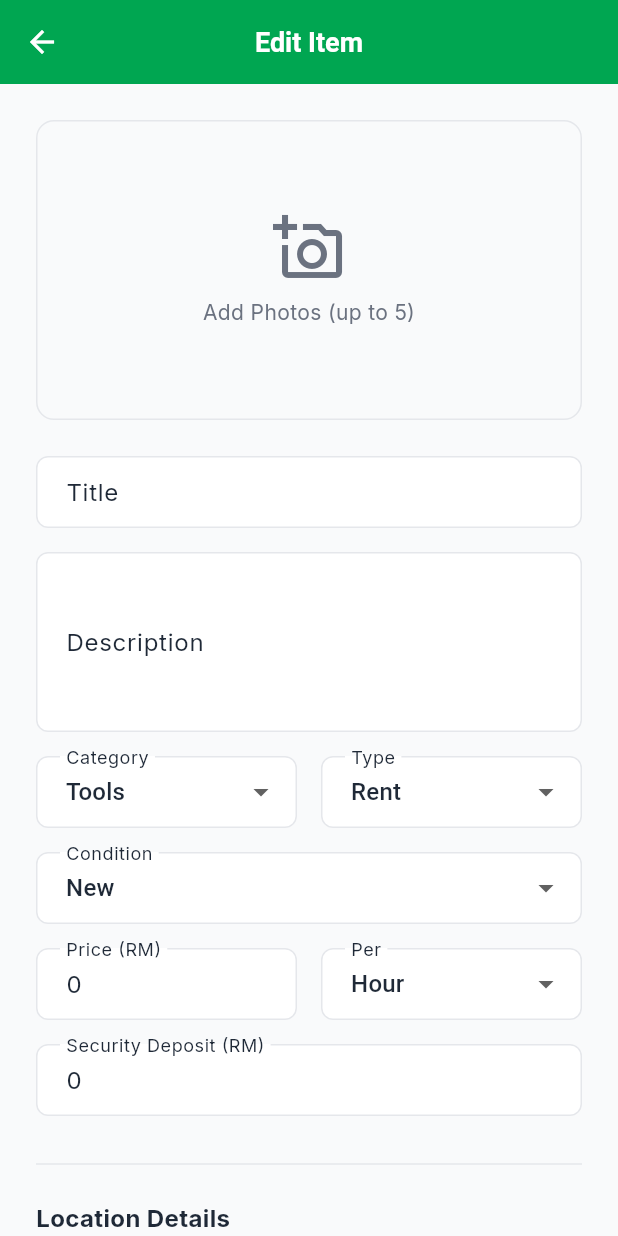
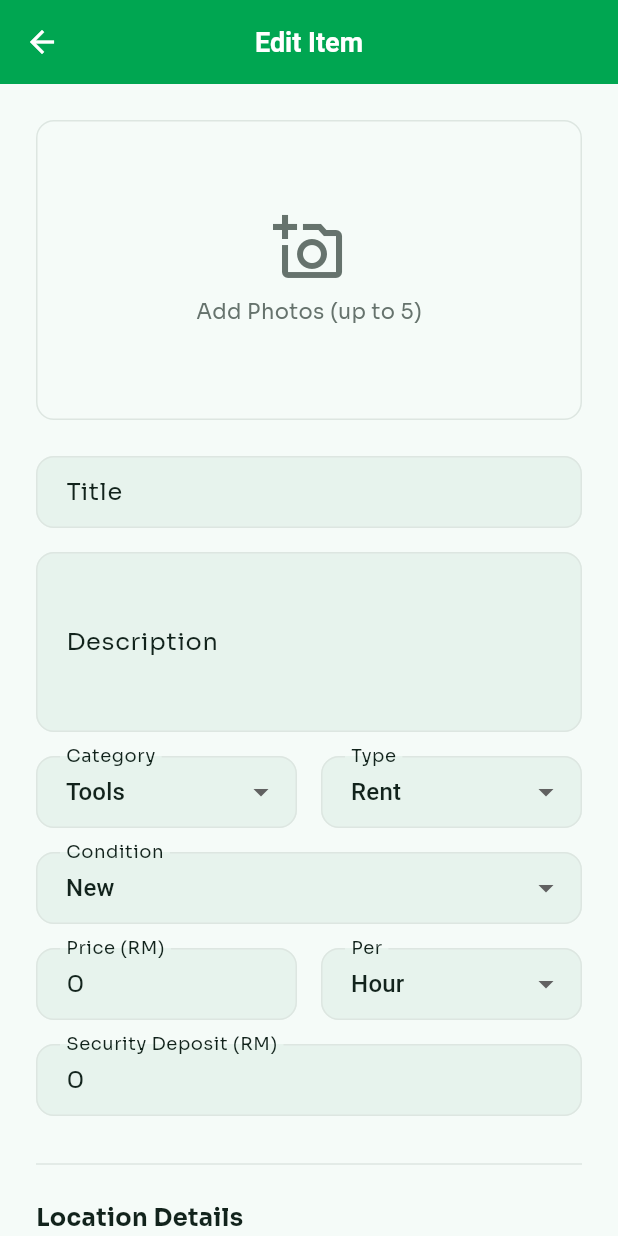
Before and after one commit to alfannm/JiranLinkApp, a Flutter app: the ItemDetailScreen screen opened directly with empty values, after a tap on the "favorite outline" icon, after a tap on "Edit Listing", on a phone screen of 412 x 824 dp. Run offline on Flutter 3.47's test engine with Material 3 defaults, Android fonts, the phone set to English and light mode, and no system bars; our stand-ins replace cached_network_image, carousel_slider, cloud_firestore, firebase_auth, firebase_core, firebase_storage and 7 more; accounts and stored records are empty; network calls fail.

Commit message:
Refactor theme and UI to use AppTheme colors
Replaces hardcoded color values across screens and widgets with AppTheme constants for improved consistency and maintainability. Updates gradients, backgrounds, borders, and shadows to use the new palette. Enhances the AppTheme with additional color definitions, gradients, and component themes for a more cohesive look and feel.

```diff
--- a/lib/screens/home/home_screen.dart
+++ b/lib/screens/home/home_screen.dart
@@ -92,14 +92,18 @@ class _HomeScreenState extends State<HomeScreen>
     final featuredItems = itemsProvider.getFeaturedItems(6);
 
     return Scaffold(
-      backgroundColor: Colors.white,
+      backgroundColor: AppTheme.background,
       body: CustomScrollView(
         slivers: [
           // Custom Green Header
           SliverToBoxAdapter(
             child: Container(
-              color: AppTheme.primary, // Primary Green
               padding: const EdgeInsets.fromLTRB(24, 60, 24, 24),
+              decoration: const BoxDecoration(
+                gradient: AppTheme.primaryGradient,
+                borderRadius: BorderRadius.vertical(bottom: Radius.circular(28)),
+              ),
+              clipBehavior: Clip.hardEdge,
               child: Column(
                 crossAxisAlignment: CrossAxisAlignment.start,
                 children: [
@@ -199,16 +203,26 @@ class _HomeScreenState extends State<HomeScreen>
                   // Search Bar
                   Container(
                     decoration: BoxDecoration(
-                      color: Colors.white,
-                      borderRadius: BorderRadius.circular(8),
+                      color: AppTheme.cardBackground,
+                      borderRadius: BorderRadius.circular(12),
+                      border: Border.all(color: AppTheme.border),
+                      boxShadow: const [
+                        BoxShadow(
+                          color: AppTheme.shadow,
+                          blurRadius: 12,
+                          offset: Offset(0, 4),
+                        ),
+                      ],
                     ),
                     child: TextField(
                       decoration: const InputDecoration(
                         hintText: 'Search for items or services...',
-                        hintStyle:
-                            TextStyle(color: Color(0xFF9CA3AF), fontSize: 14),
+                        hintStyle: TextStyle(
+                          color: AppTheme.mutedForeground,
+                          fontSize: 14,
+                        ),
                         prefixIcon: Icon(Icons.search,
-                            color: Color(0xFF9CA3AF), size: 20),
+                            color: AppTheme.mutedForeground, size: 20),
                         border: InputBorder.none,
                         contentPadding:
                             EdgeInsets.symmetric(horizontal: 16, vertical: 14),
@@ -240,7 +254,7 @@ class _HomeScreenState extends State<HomeScreen>
                     style: TextStyle(
                       fontSize: 16,
                       fontWeight: FontWeight.w600,
-                      color: Color(0xFF1F2937),
+                      color: AppTheme.foreground,
                     ),
                   ),
                   const SizedBox(height: 16),
@@ -286,6 +300,16 @@ class _HomeScreenState extends State<HomeScreen>
                             duration: const Duration(milliseconds: 250),
                             child: Container(
                               alignment: Alignment.centerRight,
+                              child: AnimatedBuilder(
+                                animation: _quickLinksHintController,
+                                builder: (context, child) {
+                                  final offset =
+                                      6 * _quickLinksHintController.value;
+                                  return Transform.translate(
+                                    offset: Offset(offset, 0),
+                                    child: child,
+                                  );
+                                },
                                 child: Container(
                                   margin: const EdgeInsets.only(right: 8),
                                   padding: const EdgeInsets.symmetric(
@@ -303,8 +327,8 @@ class _HomeScreenState extends State<HomeScreen>
                                   ),
                                   child: Row(
                                     mainAxisSize: MainAxisSize.min,
-                                  children: [
-                                    const Text(
+                                    children: const [
+                                      Text(
                                         'Swipe',
                                         style: TextStyle(
                                           fontSize: 11,
@@ -312,24 +336,14 @@ class _HomeScreenState extends State<HomeScreen>
                                           fontWeight: FontWeight.w600,
                                         ),
                                       ),
-                                    const SizedBox(width: 4),
-                                    AnimatedBuilder(
-                                      animation: _quickLinksHintController,
-                                      builder: (context, child) {
-                                        final offset = 4 *
-                                            _quickLinksHintController.value;
-                                        return Transform.translate(
-                                          offset: Offset(offset, 0),
-                                          child: child,
-                                        );
-                                      },
-                                      child: const Icon(
+                                      SizedBox(width: 4),
+                                      Icon(
                                         Icons.chevron_right,
                                         size: 16,
                                         color: Colors.white,
                                       ),
+                                    ],
                                   ),
-                                  ],
                                 ),
                               ),
                             ),
@@ -356,7 +370,7 @@ class _HomeScreenState extends State<HomeScreen>
                       style: TextStyle(
                         fontSize: 16,
                         fontWeight: FontWeight.w600,
-                        color: Color(0xFF1F2937),
+                        color: AppTheme.foreground,
                       ),
                     ),
                     GestureDetector(
@@ -368,7 +382,7 @@ class _HomeScreenState extends State<HomeScreen>
                         style: TextStyle(
                           fontSize: 12,
                           fontWeight: FontWeight.w600,
-                          color: Color(0xFF1F2937),
+                          color: AppTheme.primary,
                         ),
                       ),
                     ),
@@ -422,7 +436,7 @@ class _HomeScreenState extends State<HomeScreen>
                     style: TextStyle(
                       fontSize: 16,
                       fontWeight: FontWeight.w600,
-                      color: Color(0xFF1F2937),
+                      color: AppTheme.foreground,
                     ),
                   ),
                   GestureDetector(
@@ -434,7 +448,7 @@ class _HomeScreenState extends State<HomeScreen>
                       style: TextStyle(
                         fontSize: 12,
                         fontWeight: FontWeight.w600,
-                        color: Color(0xFF1F2937),
+                        color: AppTheme.primary,
                       ),
                     ),
                   ),
@@ -504,16 +518,16 @@ class _HomeScreenState extends State<HomeScreen>
                     style: TextStyle(
                       fontSize: 13,
                       height: 1.5,
-                      color: Color(0xFF374151),
+                      color: AppTheme.mutedForeground,
                     ),
                   ),
                   const SizedBox(height: 16),
-                  Row(
+                  Wrap(
+                    spacing: 12,
+                    runSpacing: 8,
                     children: [
                       _buildTrustBadge('Verified Users'),
-                      const SizedBox(width: 12),
                       _buildTrustBadge('Secure Payments'),
-                      const SizedBox(width: 12),
                       _buildTrustBadge('Local Community'),
                     ],
                   ),
@@ -543,7 +557,7 @@ class _HomeScreenState extends State<HomeScreen>
             width: 56,
             height: 56,
             decoration: const BoxDecoration(
-              color: Color(0xFFF3F4F6),
+              color: AppTheme.muted,
               shape: BoxShape.circle,
             ),
             child: Icon(
@@ -558,7 +572,7 @@ class _HomeScreenState extends State<HomeScreen>
             style: const TextStyle(
               fontSize: 12,
               fontWeight: FontWeight.w500,
-              color: Color(0xFF4B5563),
+              color: AppTheme.mutedForeground,
             ),
           ),
         ],
--- a/lib/screens/item_details/item_detail_screen.dart
+++ b/lib/screens/item_details/item_detail_screen.dart
@@ -467,7 +467,7 @@ class _ItemDetailScreenState extends State<ItemDetailScreen> {
                     Container(
                       padding: const EdgeInsets.all(16),
                       decoration: BoxDecoration(
-                        color: Colors.white,
+                        color: AppTheme.cardBackground,
                         borderRadius: BorderRadius.circular(12),
                         border: Border.all(color: AppTheme.border),
                       ),
@@ -625,10 +625,10 @@ class _ItemDetailScreenState extends State<ItemDetailScreen> {
       bottomSheet: Container(
         padding: const EdgeInsets.all(24),
         decoration: BoxDecoration(
-          color: Colors.white,
+          color: AppTheme.cardBackground,
           boxShadow: [
             BoxShadow(
-              color: Colors.black.withOpacity(0.05),
+              color: AppTheme.shadow,
               blurRadius: 10,
               offset: const Offset(0, -5),
             ),
--- a/lib/screens/main_navigation.dart
+++ b/lib/screens/main_navigation.dart
@@ -66,9 +66,17 @@ class MainNavigationState extends State<MainNavigation> {
       ),
       bottomNavigationBar: Container(
         decoration: const BoxDecoration(
+          color: AppTheme.cardBackground,
           border: Border(
             top: BorderSide(color: AppTheme.border, width: 1),
           ),
+          boxShadow: [
+            BoxShadow(
+              color: AppTheme.shadow,
+              blurRadius: 16,
+              offset: Offset(0, -6),
+            ),
+          ],
         ),
         child: BottomNavigationBar(
           currentIndex: _currentIndex,
@@ -84,7 +92,7 @@ class MainNavigationState extends State<MainNavigation> {
               });
             }
           },
-          backgroundColor: Colors.white,
+          backgroundColor: Colors.transparent,
           selectedItemColor: AppTheme.primary,
           unselectedItemColor: AppTheme.mutedForeground,
           type: BottomNavigationBarType.fixed,
--- a/lib/screens/profile/profile_screen.dart
+++ b/lib/screens/profile/profile_screen.dart
@@ -60,7 +60,6 @@ class ProfileScreen extends StatelessWidget {
       final needsReceive = booking.status == BookingStatus.pendingPickup;
       return needsPayment || needsReceive;
     });
-
     return Scaffold(
       appBar: AppBar(
         title: const Text('Profile', style: TextStyle(color: Colors.white)),
@@ -84,8 +83,16 @@ class ProfileScreen extends StatelessWidget {
           children: [
             // Profile Header
             Container(
-              padding: const EdgeInsets.fromLTRB(24, 0, 24, 32),
-              color: AppTheme.primary,
+              padding: const EdgeInsets.fromLTRB(24, 20, 24, 32),
+              decoration: const BoxDecoration(
+                gradient: LinearGradient(
+                  begin: Alignment.topCenter,
+                  end: Alignment.bottomCenter,
+                  colors: [AppTheme.primary, AppTheme.primaryDark],
+                ),
+                borderRadius: BorderRadius.vertical(bottom: Radius.circular(28)),
+              ),
+              clipBehavior: Clip.hardEdge,
               child: Column(
                 children: [
                   CircleAvatar(
--- a/lib/theme/app_theme.dart
+++ b/lib/theme/app_theme.dart
@@ -1,23 +1,31 @@
 import 'package:flutter/material.dart';
+import 'package:flutter/services.dart';
 import 'package:google_fonts/google_fonts.dart';
 
 class AppTheme {
   // Clean Green Color Palette
   static const Color primary = Color(0xFF00A651); // Macalister Green
-  static const Color primaryDark = Color(0xFF008C44);
-  static const Color background = Color(0xFFF9FAFB); // Very light grey
+  static const Color primaryDark = Color(0xFF007A3D);
+  static const Color primarySoft = Color(0xFFE6F6EE);
+  static const Color background = Color(0xFFF5FBF8);
   static const Color cardBackground = Color(0xFFFFFFFF);
-  static const Color foreground = Color(0xFF1F2937); // Dark grey text
-  static const Color muted = Color(0xFFF3F4F6);
-  static const Color mutedForeground = Color(0xFF6B7280); // Medium grey
-  static const Color border = Color(0xFFE5E7EB);
-  static const Color destructive = Color(0xFFEF4444);
+  static const Color foreground = Color(0xFF12231C);
+  static const Color muted = Color(0xFFF0F6F2);
+  static const Color mutedForeground = Color(0xFF66736D);
+  static const Color border = Color(0xFFDDE6E1);
+  static const Color destructive = Color(0xFFE5484D);
+  static const Color shadow = Color(0x14000000);
   static const Color primaryForeground = Colors.white;
   static const Color secondary =
-      Color(0xFFE5E7EB); // Light grey for secondary actions
-  static const Color secondaryForeground = Color(0xFF1F2937);
-  static const Color accent =
-      Color(0xFF00A651); // Same as primary for consistency
+      Color(0xFFE7F3ED); // Soft fill for inputs and chips
+  static const Color secondaryForeground = foreground;
+  static const Color accent = Color(0xFF12B76A);
+
+  static const LinearGradient primaryGradient = LinearGradient(
+    colors: [primary, primaryDark],
+    begin: Alignment.topLeft,
+    end: Alignment.bottomRight,
+  );
 
   static ThemeData get lightTheme {
     return ThemeData(
@@ -28,16 +36,25 @@ class AppTheme {
 
       colorScheme: const ColorScheme.light(
         primary: primary,
-        secondary: primary,
+        onPrimary: Colors.white,
+        primaryContainer: primarySoft,
+        onPrimaryContainer: primaryDark,
+        secondary: accent,
+        onSecondary: Colors.white,
+        secondaryContainer: secondary,
+        onSecondaryContainer: foreground,
         surface: cardBackground,
+        surfaceVariant: muted,
+        onSurface: foreground,
+        background: background,
+        onBackground: foreground,
         error: destructive,
-        onPrimary: Colors.white,
-        onSecondary: Colors.white,
-        onSurface: foreground,
+        onError: Colors.white,
+        outline: border,
       ),
 
       // Text Theme
-      textTheme: GoogleFonts.interTextTheme(
+      textTheme: GoogleFonts.soraTextTheme(
         const TextTheme(
           displayLarge: TextStyle(
             fontSize: 32,
@@ -105,9 +122,11 @@ class AppTheme {
       // Card Theme
       cardTheme: CardThemeData(
         color: cardBackground,
-        elevation: 0,
+        elevation: 1,
+        shadowColor: shadow,
+        surfaceTintColor: Colors.transparent,
         shape: RoundedRectangleBorder(
-          borderRadius: BorderRadius.circular(12),
+          borderRadius: BorderRadius.circular(16),
           side: const BorderSide(color: border, width: 1),
         ),
       ),
@@ -119,6 +138,8 @@ class AppTheme {
         elevation: 0,
         scrolledUnderElevation: 0,
         centerTitle: true,
+        systemOverlayStyle: SystemUiOverlayStyle.light,
+        surfaceTintColor: Colors.transparent,
         titleTextStyle: TextStyle(
           fontSize: 18,
           fontWeight: FontWeight.w600,
@@ -131,21 +152,21 @@ class AppTheme {
       // Input Decoration Theme
       inputDecorationTheme: InputDecorationTheme(
         filled: true,
-        fillColor: Colors.white,
+        fillColor: secondary,
         border: OutlineInputBorder(
-          borderRadius: BorderRadius.circular(8),
+          borderRadius: BorderRadius.circular(12),
           borderSide: const BorderSide(color: border),
         ),
         enabledBorder: OutlineInputBorder(
-          borderRadius: BorderRadius.circular(8),
+          borderRadius: BorderRadius.circular(12),
           borderSide: const BorderSide(color: border),
         ),
         focusedBorder: OutlineInputBorder(
-          borderRadius: BorderRadius.circular(8),
+          borderRadius: BorderRadius.circular(12),
           borderSide: const BorderSide(color: primary, width: 1.5),
         ),
         errorBorder: OutlineInputBorder(
-          borderRadius: BorderRadius.circular(8),
+          borderRadius: BorderRadius.circular(12),
           borderSide: const BorderSide(color: destructive),
         ),
         hintStyle: const TextStyle(color: mutedForeground),
@@ -161,12 +182,25 @@ class AppTheme {
           elevation: 0,
           padding: const EdgeInsets.symmetric(horizontal: 24, vertical: 12),
           shape: RoundedRectangleBorder(
-            borderRadius: BorderRadius.circular(8),
+            borderRadius: BorderRadius.circular(12),
           ),
           textStyle: const TextStyle(
             fontSize: 16,
             fontWeight: FontWeight.w600,
           ),
+        ),
+      ),
+
+      // Outlined Button Theme
+      outlinedButtonTheme: OutlinedButtonThemeData(
+        style: OutlinedButton.styleFrom(
+          foregroundColor: primary,
+          side: const BorderSide(color: border),
+          padding: const EdgeInsets.symmetric(horizontal: 20, vertical: 12),
+          shape: RoundedRectangleBorder(
+            borderRadius: BorderRadius.circular(12),
+          ),
+          textStyle: const TextStyle(fontWeight: FontWeight.w600),
         ),
       ),
 
@@ -184,7 +218,7 @@ class AppTheme {
 
       // Bottom Navigation Bar Theme
       bottomNavigationBarTheme: const BottomNavigationBarThemeData(
-        backgroundColor: Colors.white,
+        backgroundColor: cardBackground,
         selectedItemColor: primary,
         unselectedItemColor: mutedForeground,
         type: BottomNavigationBarType.fixed,
@@ -195,7 +229,8 @@ class AppTheme {
 
       // Chip Theme
       chipTheme: ChipThemeData(
-        backgroundColor: Colors.white,
+        backgroundColor: secondary,
+        selectedColor: primarySoft,
         labelStyle: const TextStyle(color: foreground),
         side: const BorderSide(color: border),
         shape: RoundedRectangleBorder(
@@ -209,6 +244,71 @@ class AppTheme {
         color: border,
         thickness: 1,
       ),
+
+      dialogTheme: DialogThemeData(
+        backgroundColor: cardBackground,
+        surfaceTintColor: Colors.transparent,
+        shape: RoundedRectangleBorder(
+          borderRadius: BorderRadius.circular(16),
+        ),
+        titleTextStyle: const TextStyle(
+          fontSize: 18,
+          fontWeight: FontWeight.w600,
+          color: foreground,
+        ),
+        contentTextStyle: const TextStyle(
+          fontSize: 14,
+          height: 1.5,
+          color: mutedForeground,
+        ),
+      ),
+
+      bottomSheetTheme: const BottomSheetThemeData(
+        backgroundColor: cardBackground,
+        surfaceTintColor: Colors.transparent,
+        shape: RoundedRectangleBorder(
+          borderRadius: BorderRadius.vertical(top: Radius.circular(20)),
+        ),
+      ),
+
+      snackBarTheme: SnackBarThemeData(
+        backgroundColor: foreground,
+        contentTextStyle: const TextStyle(color: Colors.white),
+        behavior: SnackBarBehavior.floating,
+        elevation: 0,
+        shape: RoundedRectangleBorder(
+          borderRadius: BorderRadius.circular(12),
+        ),
+      ),
+
+      progressIndicatorTheme: const ProgressIndicatorThemeData(
+        color: primary,
+      ),
+
+      textSelectionTheme: const TextSelectionThemeData(
+        cursorColor: primary,
+        selectionColor: Color(0x3300A651),
+        selectionHandleColor: primary,
+      ),
+
+      listTileTheme: const ListTileThemeData(
+        iconColor: foreground,
+        textColor: foreground,
+      ),
+
+      checkboxTheme: CheckboxThemeData(
+        fillColor: MaterialStatePropertyAll(primary),
+        shape: RoundedRectangleBorder(borderRadius: BorderRadius.circular(4)),
+      ),
+
+      radioTheme: const RadioThemeData(
+        fillColor: MaterialStatePropertyAll(primary),
+      ),
+
+      switchTheme: const SwitchThemeData(
+        thumbColor: MaterialStatePropertyAll(primary),
+        trackColor: MaterialStatePropertyAll(Color(0x3300A651)),
+      ),
     );
   }
 }
--- a/lib/widgets/item_card.dart
+++ b/lib/widgets/item_card.dart
@@ -23,15 +23,15 @@ class ItemCard extends StatelessWidget {
       onTap: onTap,
       child: Container(
         decoration: BoxDecoration(
-          color: Colors.white,
-          borderRadius: BorderRadius.circular(12),
-          border: Border.all(color: Colors.grey.withOpacity(0.2)),
-          boxShadow: [
+          color: AppTheme.cardBackground,
+          borderRadius: BorderRadius.circular(16),
+          border: Border.all(color: AppTheme.border),
+          boxShadow: const [
             BoxShadow(
-              color: Colors.black.withOpacity(0.05),
-              blurRadius: 5,
-              offset: const Offset(0, 2),
-            )
+              color: AppTheme.shadow,
+              blurRadius: 10,
+              offset: Offset(0, 4),
+            ),
           ],
         ),
         child: Column(
@@ -41,7 +41,7 @@ class ItemCard extends StatelessWidget {
             Stack(
               children: [
                 ClipRRect(
-                  borderRadius: const BorderRadius.vertical(top: Radius.circular(12)),
+                  borderRadius: const BorderRadius.vertical(top: Radius.circular(16)),
                   child: AspectRatio(
                     aspectRatio: 4 / 3, // Keeps image nice and standard
                     child: CachedNetworkImage(
@@ -50,12 +50,13 @@ class ItemCard extends StatelessWidget {
                           : 'https://placehold.co/400x300/png', // Fallback image
                       fit: BoxFit.cover,
                       placeholder: (context, url) => Container(
-                        color: Colors.grey[200],
+                        color: AppTheme.muted,
                         child: const Center(child: CircularProgressIndicator()),
                       ),
                       errorWidget: (context, url, error) => Container(
-                        color: Colors.grey[200],
-                        child: const Icon(Icons.broken_image, color: Colors.grey),
+                        color: AppTheme.muted,
+                        child: const Icon(Icons.broken_image,
+                            color: AppTheme.mutedForeground),
                       ),
                     ),
                   ),
@@ -70,13 +71,13 @@ class ItemCard extends StatelessWidget {
                       width: 32,
                       height: 32,
                       decoration: const BoxDecoration(
-                        color: Colors.white,
+                        color: AppTheme.cardBackground,
                         shape: BoxShape.circle,
-                        boxShadow: [BoxShadow(color: Colors.black12, blurRadius: 4)],
+                        boxShadow: [BoxShadow(color: AppTheme.shadow, blurRadius: 4)],
                       ),
                       child: Icon(
                         isFavorite ? Icons.favorite : Icons.favorite_border,
-                        color: isFavorite ? Colors.red : Colors.grey[600],
+                        color: isFavorite ? Colors.red : AppTheme.mutedForeground,
                         size: 18,
                       ),
                     ),
@@ -145,7 +146,7 @@ class ItemCard extends StatelessWidget {
                     Text(
                       item.title,
                       style: const TextStyle(
-                        color: Color(0xFF1F2937),
+                        color: AppTheme.foreground,
                         fontSize: 13,
                         fontWeight: FontWeight.w600,
                         height: 1.2,
@@ -158,13 +159,14 @@ class ItemCard extends StatelessWidget {
                     // Location Row
                     Row(
                       children: [
-                        const Icon(Icons.location_on, size: 12, color: Color(0xFF9CA3AF)),
+                        const Icon(Icons.location_on,
+                            size: 12, color: AppTheme.mutedForeground),
                         const SizedBox(width: 2),
                         Expanded( // Prevents text from pushing off screen
                           child: Text(
                             item.district,
                             style: const TextStyle(
-                              color: Color(0xFF9CA3AF),
+                              color: AppTheme.mutedForeground,
                               fontSize: 11,
                             ),
                             maxLines: 1,
@@ -200,7 +202,7 @@ class ItemCard extends StatelessWidget {
                                 Text(
                                   'Deposit RM${item.deposit!.toStringAsFixed(0)}',
                                   style: const TextStyle(
-                                    color: Color(0xFF9CA3AF),
+                                    color: AppTheme.mutedForeground,
                                     fontSize: 10,
                                   ),
                                   maxLines: 1,
@@ -218,7 +220,7 @@ class ItemCard extends StatelessWidget {
                                   ? item.rating!.toStringAsFixed(1)
                                   : 'New',
                               style: const TextStyle(
-                                color: Color(0xFF374151),
+                                color: AppTheme.foreground,
                                 fontSize: 11,
                                 fontWeight: FontWeight.w500,
                               ),
```
Lines whose indentation alone changed are shown as unchanged.
